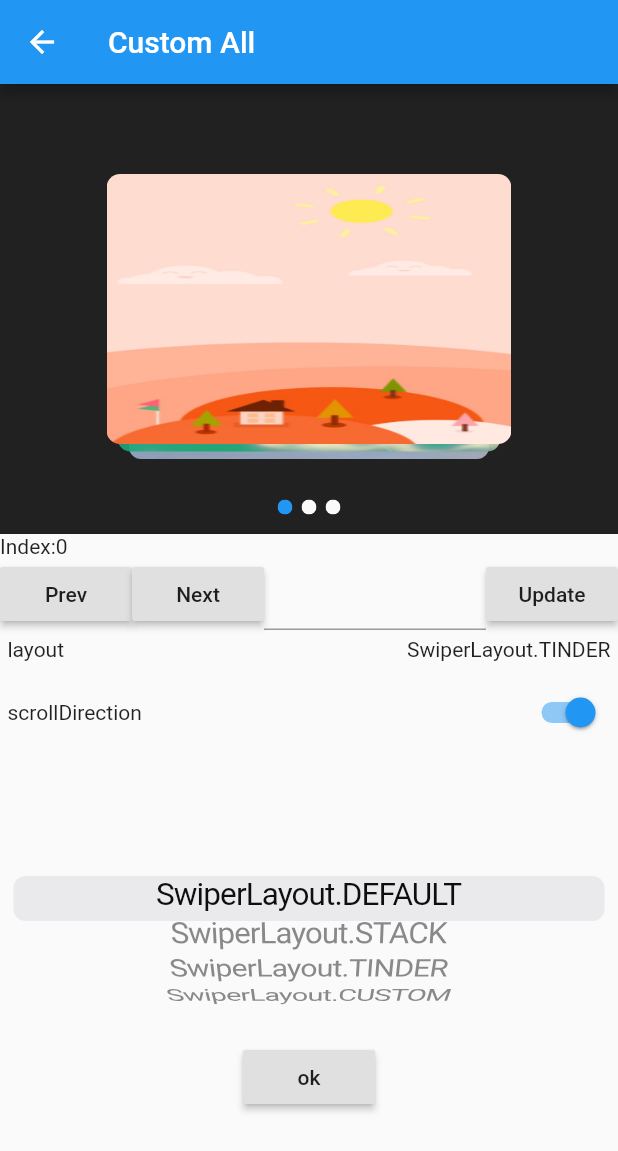
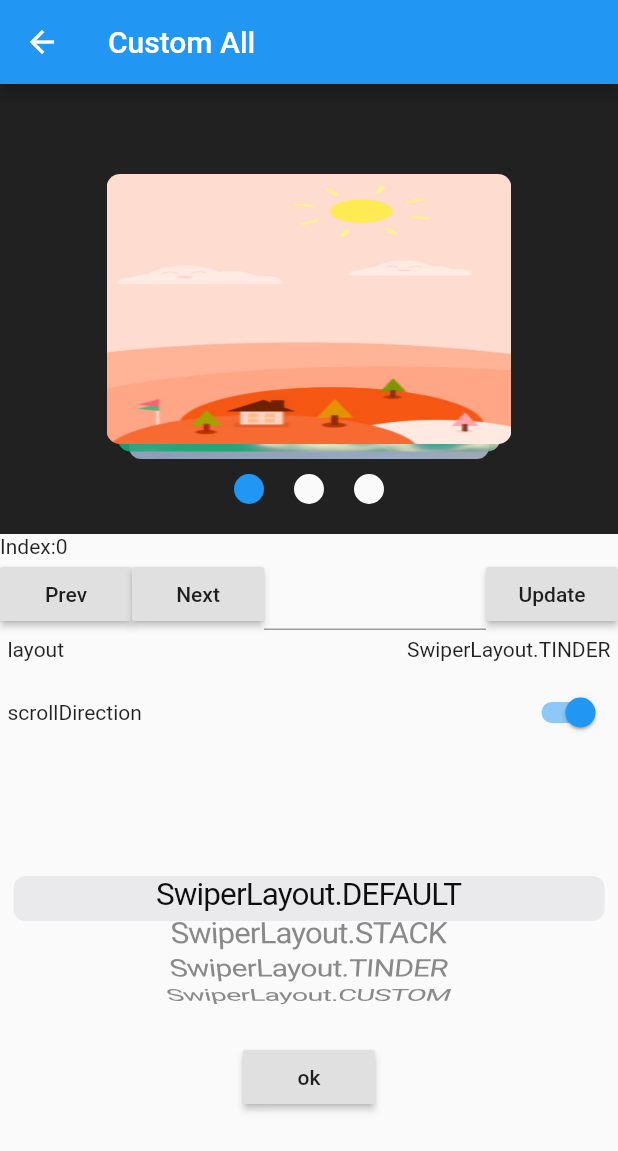
Before and after one commit to best-flutter/flutter_swiper, a Flutter app: the ExampleCustom screen opened by its route, after a tap on "SwiperLayout.TINDER", on a phone screen of 412 x 824 dp. Shown: the top 1151 px of the screen. Run offline on Flutter 3.47's test engine with Material 2 defaults, Android fonts, the phone set to English and light mode, and no system bars; missing offline and left inert: flutter_page_indicator, transformer_page_view.

Commit message:
FIX #17  UPDATE VERSION TO 1.1.2,ADD NEW FEATURE

```diff
--- a/example/lib/src/ExampleCustom.dart
+++ b/example/lib/src/ExampleCustom.dart
@@ -1,4 +1,5 @@
 import 'package:flutter/material.dart';
+import 'package:flutter_page_indicator/flutter_page_indicator.dart';
 import 'package:flutter_swiper/flutter_swiper.dart';
 import 'config.dart';
 import 'forms/form_widget.dart';
@@ -97,16 +98,15 @@ class _ExampleCustomState extends State<ExampleCustom> {
   Widget buildSwiper() {
     return new Swiper(
       onTap: (int index) {
-//        Navigator
-//            .of(context)
-//            .push(new MaterialPageRoute(builder: (BuildContext context) {
-//          return Scaffold(
-//            appBar: AppBar(
-//              title: Text("New page"),
-//            ),
-//            body: Container(),
-//          );
-//        }));
+        Navigator.of(context)
+            .push(new MaterialPageRoute(builder: (BuildContext context) {
+          return Scaffold(
+            appBar: AppBar(
+              title: Text("New page"),
+            ),
+            body: Container(),
+          );
+        }));
       },
       customLayoutOption: customLayoutOption,
       fade: _fade,
@@ -130,8 +130,11 @@ class _ExampleCustomState extends State<ExampleCustom> {
       itemBuilder: _buildItem,
       itemCount: _itemCount,
       scrollDirection: _scrollDirection,
+      indicatorLayout: PageIndicatorLayout.COLOR,
       autoplayDisableOnInteraction: _autoplayDisableOnInteraction,
-      pagination: new SwiperPagination(),
+      pagination: new SwiperPagination(
+          builder: const DotSwiperPaginationBuilder(
+              size: 20.0, activeSize: 20.0, space: 10.0)),
     );
   }
 
--- a/lib/src/swiper.dart
+++ b/lib/src/swiper.dart
@@ -1,5 +1,6 @@
 import 'package:flutter/material.dart';
 import 'package:flutter/foundation.dart';
+import 'package:flutter_page_indicator/flutter_page_indicator.dart';
 import 'package:flutter_swiper/flutter_swiper.dart';
 import 'dart:async';
 
@@ -58,9 +59,6 @@ class Swiper extends StatefulWidget {
   ///disable auto play when interaction
   final bool autoplayDisableOnInteraction;
 
-  ///reverse direction
-  final bool reverse;
-
   ///auto play transition duration (in millisecond)
   final int duration;
 
@@ -110,20 +108,18 @@ class Swiper extends StatefulWidget {
   // This value is valid when viewportFraction is set and < 1.0
   final double fade;
 
-  /// if true ,
-  final bool reverseRendering;
+  final PageIndicatorLayout indicatorLayout;
 
   Swiper({
     this.itemBuilder,
+    this.indicatorLayout: PageIndicatorLayout.NONE,
 
     ///
     this.transformer,
     @required this.itemCount,
     this.autoplay: false,
-    this.layout,
+    this.layout: SwiperLayout.DEFAULT,
     this.autoplayDelay: kDefaultAutoplayDelayMs,
-    this.reverse: false,
-    this.reverseRendering: false,
     this.autoplayDisableOnInteraction: true,
     this.duration: kDefaultAutoplayTransactionDuration,
     this.onIndexChanged,
@@ -151,6 +147,15 @@ class Swiper extends StatefulWidget {
     this.fade,
   })  : assert(itemBuilder != null || transformer != null,
             "itemBuilder and transformItemBuilder must not be both null"),
+        assert(
+            !loop ||
+                ((loop &&
+                        layout == SwiperLayout.DEFAULT &&
+                        (indicatorLayout == PageIndicatorLayout.SCALE ||
+                            indicatorLayout == PageIndicatorLayout.COLOR ||
+                            indicatorLayout == PageIndicatorLayout.NONE)) ||
+                    (loop && layout != SwiperLayout.DEFAULT)),
+            "Only support `PageIndicatorLayout.SCALE` and `PageIndicatorLayout.COLOR`when layout==SwiperLayout.DEFAULT in loop mode"),
         super(key: key);
 
   factory Swiper.children({
@@ -197,7 +202,6 @@ class Swiper extends StatefulWidget {
         autoplay: autoplay,
         autoplayDelay: autoplayDelay,
         autoplayDisableOnInteraction: autoplayDisableOnInteraction,
-        reverse: reverse,
         duration: duration,
         onIndexChanged: onIndexChanged,
         index: index,
@@ -260,7 +264,6 @@ class Swiper extends StatefulWidget {
         autoplay: autoplay,
         autoplayDelay: autoplayDelay,
         autoplayDisableOnInteraction: autoplayDisableOnInteraction,
-        reverse: reverse,
         duration: duration,
         onIndexChanged: onIndexChanged,
         index: index,
@@ -378,6 +381,8 @@ abstract class _SwiperTimerMixin extends State<Swiper> {
 class _SwiperState extends _SwiperTimerMixin {
   int _activeIndex;
 
+  TransformerPageController _pageController;
+
   Widget _wrapTap(BuildContext context, int index) {
     return new GestureDetector(
       behavior: HitTestBehavior.opaque,
@@ -391,8 +396,20 @@ class _SwiperState extends _SwiperTimerMixin {
   @override
   void initState() {
     _activeIndex = widget.index ?? 0;
+    if (_isPageViewLayout()) {
+      _pageController = new TransformerPageController(
+          initialPage: widget.index,
+          loop: widget.loop,
+          itemCount: widget.itemCount,
+          reverse:
+              widget.transformer == null ? false : widget.transformer.reverse,
+          viewportFraction: widget.viewportFraction);
+    }
+    super.initState();
+  }
 
-    super.initState();
+  bool _isPageViewLayout() {
+    return widget.layout == null || widget.layout == SwiperLayout.DEFAULT;
   }
 
   @override
@@ -400,12 +417,38 @@ class _SwiperState extends _SwiperTimerMixin {
     super.didChangeDependencies();
   }
 
+  bool _getReverse(Swiper widget) =>
+      widget.transformer == null ? false : widget.transformer.reverse;
+
   @override
   void didUpdateWidget(Swiper oldWidget) {
+    super.didUpdateWidget(oldWidget);
+    if (_isPageViewLayout()) {
+      if (_pageController == null ||
+          (widget.index != oldWidget.index ||
+              widget.loop != oldWidget.loop ||
+              widget.itemCount != oldWidget.itemCount ||
+              widget.viewportFraction != oldWidget.viewportFraction ||
+              _getReverse(widget) != _getReverse(oldWidget))) {
+        _pageController = new TransformerPageController(
+            initialPage: widget.index,
+            loop: widget.loop,
+            itemCount: widget.itemCount,
+            reverse: _getReverse(widget),
+            viewportFraction: widget.viewportFraction);
+      }
+    } else {
+      scheduleMicrotask(() {
+        // So that we have a chance to do `removeListener` in child widgets.
+        if (_pageController != null) {
+          _pageController.dispose();
+          _pageController = null;
+        }
+      });
+    }
     if (widget.index != null && widget.index != _activeIndex) {
       _activeIndex = widget.index;
     }
-    super.didUpdateWidget(oldWidget);
   }
 
   void _onIndexChanged(int index) {
@@ -439,7 +482,7 @@ class _SwiperState extends _SwiperTimerMixin {
         controller: _controller,
         scrollDirection: widget.scrollDirection,
       );
-    } else if (widget.layout == null || widget.layout == SwiperLayout.DEFAULT) {
+    } else if (_isPageViewLayout()) {
       PageTransformer transformer = widget.transformer;
       if (widget.scale != null || widget.fade != null) {
         transformer =
@@ -447,9 +490,10 @@ class _SwiperState extends _SwiperTimerMixin {
       }
 
       Widget child = new TransformerPageView(
+        pageController: _pageController,
         loop: widget.loop,
         itemCount: widget.itemCount,
-        itemBuilder: widget.itemBuilder,
+        itemBuilder: itemBuilder,
         transformer: transformer,
         viewportFraction: widget.viewportFraction,
         index: _activeIndex,
@@ -470,7 +514,7 @@ class _SwiperState extends _SwiperTimerMixin {
                 if (_timer != null) _stopAutoplay();
               }
             } else if (notification is ScrollEndNotification) {
-              if (_timer == null) _stopAutoplay();
+              if (_timer == null) _startAutoplay();
             }
 
             return false;
@@ -518,6 +562,9 @@ class _SwiperState extends _SwiperTimerMixin {
       config = new SwiperPluginConfig(
           outer: widget.outer,
           itemCount: widget.itemCount,
+          layout: widget.layout,
+          indicatorLayout: widget.indicatorLayout,
+          pageController: _pageController,
           activeIndex: _activeIndex,
           scrollDirection: widget.scrollDirection,
           controller: _controller,
--- a/lib/src/swiper_pagination.dart
+++ b/lib/src/swiper_pagination.dart
@@ -1,6 +1,8 @@
 import 'package:flutter/material.dart';
 import 'package:flutter/foundation.dart';
 import 'package:flutter_swiper/flutter_swiper.dart';
+
+import 'package:flutter_page_indicator/flutter_page_indicator.dart';
 
 class FractionPaginationBuilder extends SwiperPlugin {
   ///color ,if set null , will be Theme.of(context).scaffoldBackgroundColor
@@ -168,20 +170,36 @@ class DotSwiperPaginationBuilder extends SwiperPlugin {
 
   @override
   Widget build(BuildContext context, SwiperPluginConfig config) {
-    List<Widget> list = [];
-
     if (config.itemCount > 20) {
       print(
           "The itemCount is too big, we suggest use FractionPaginationBuilder instead of DotSwiperPaginationBuilder in this sitituation");
     }
+    Color activeColor = this.activeColor;
+    Color color = this.color;
+
+    if (activeColor == null || color == null) {
+      ThemeData themeData = Theme.of(context);
+      activeColor = this.activeColor ?? themeData.primaryColor;
+      color = this.color ?? themeData.scaffoldBackgroundColor;
+    }
+
+    if (config.indicatorLayout != PageIndicatorLayout.NONE &&
+        config.layout == SwiperLayout.DEFAULT) {
+      return new PageIndicator(
+        count: config.itemCount,
+        controller: config.pageController,
+        layout: config.indicatorLayout,
+        size: size,
+        activeColor: activeColor,
+        color: color,
+        space: space,
+      );
+    }
+
+    List<Widget> list = [];
 
     int itemCount = config.itemCount;
     int activeIndex = config.activeIndex;
-
-    ThemeData themeData = Theme.of(context);
-
-    Color activeColor = this.activeColor ?? themeData.primaryColor;
-    Color color = this.color ?? themeData.scaffoldBackgroundColor;
 
     for (int i = 0; i < itemCount; ++i) {
       bool active = i == activeIndex;
--- a/pubspec.yaml
+++ b/pubspec.yaml
@@ -8,7 +8,8 @@ dependencies:
   flutter:
     sdk: flutter
 
-  transformer_page_view: 0.0.9
+  transformer_page_view: 0.1.1
+  flutter_page_indicator: 0.0.3
 
 environment:
   sdk: ">=2.0.0-dev.48.0 <3.0.0"
```
Also changed, not shown: example/lib/listener_test.dart (added, +48 -0 lines), example/lib/main.dart (+4 -6 lines), lib/src/swiper_plugin.dart (+7 -0 lines), example/pubspec.lock, pubspec.lock, 3 other files.
